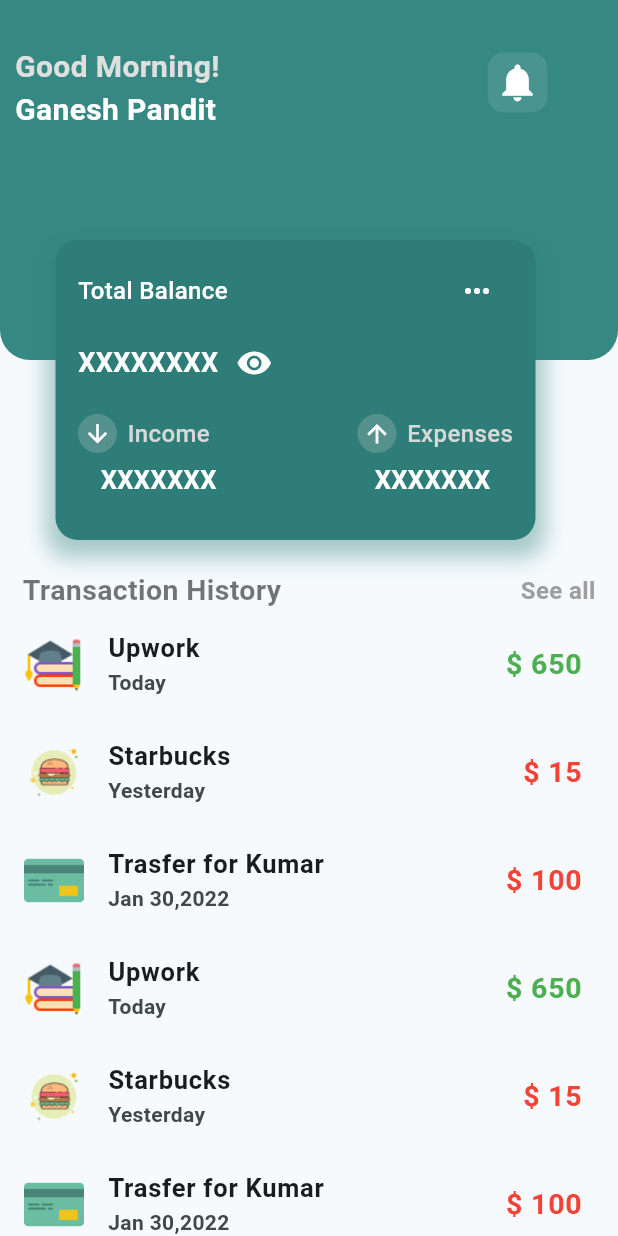
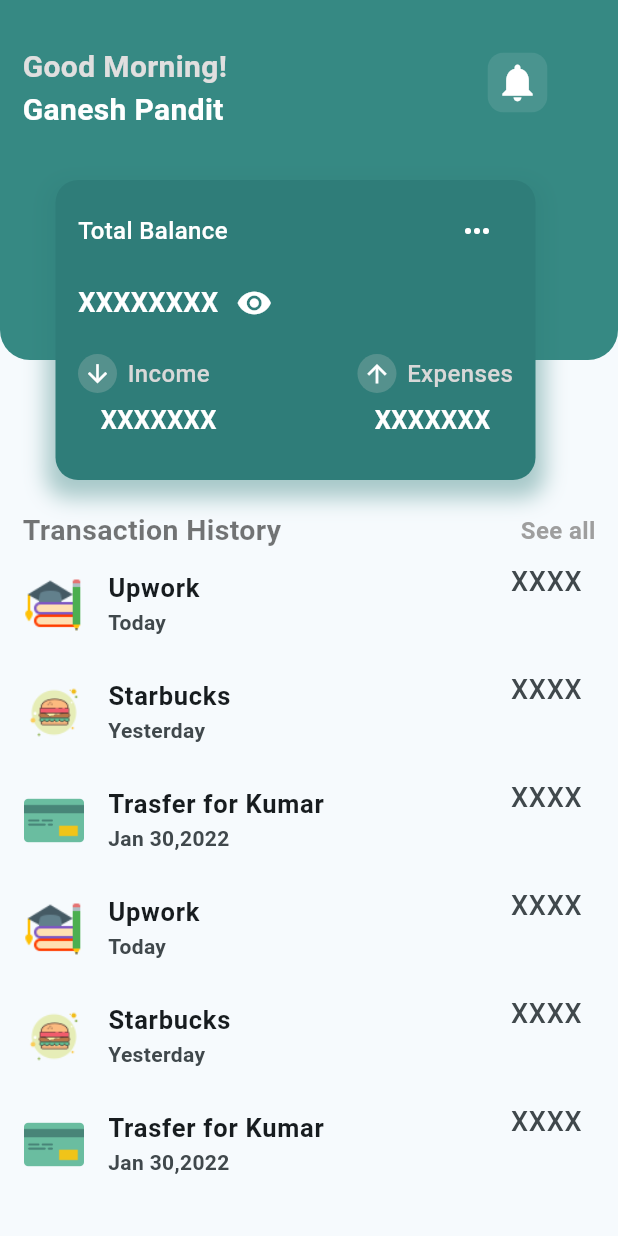
Before and after one commit to gan3sh09/FlutterLocalAuthentication, a Flutter app: the screen it shows after launch, on a phone screen of 412 x 824 dp. Run offline on Flutter 3.47's test engine with Material 3 defaults, Android fonts, the phone set to English and light mode, and no system bars; our stand-ins replace local_auth.

Commit message:
Ganesh Pandit

```diff
--- a/lib/screens/dashboard_screen.dart
+++ b/lib/screens/dashboard_screen.dart
@@ -23,7 +23,7 @@ class _DashboardScreenState extends State<DashboardScreen> {
         slivers: [
           SliverToBoxAdapter(
             child: SizedBox(
-              height: 380,
+              height: 340,
               child: _head(),
             ),
           ),
@@ -79,13 +79,27 @@ class _DashboardScreenState extends State<DashboardScreen> {
                       fontWeight: FontWeight.w600,
                     ),
                   ),
-                  trailing: Text(
-                    geter()[index].fee!,
-                    style: TextStyle(
-                      fontSize: 19,
-                      fontWeight: FontWeight.w600,
-                      color: geter()[index].buy! ? Colors.red : Colors.green,
-                    ),
+                  trailing: Column(
+                    children: [
+                      if (_isAuthenticated)
+                        Text(
+                          geter()[index].fee!,
+                          style: TextStyle(
+                            fontSize: 19,
+                            fontWeight: FontWeight.w600,
+                            color:
+                                geter()[index].buy! ? Colors.red : Colors.green,
+                          ),
+                        ),
+                      if (!_isAuthenticated)
+                        const Text(
+                          "XXXX",
+                          style: TextStyle(
+                            fontSize: 18,
+                            fontWeight: FontWeight.w500,
+                          ),
+                        ),
+                    ],
                   ),
                 );
               },
@@ -134,7 +148,7 @@ class _DashboardScreenState extends State<DashboardScreen> {
                     ),
                   ),
                   const Padding(
-                    padding: EdgeInsets.only(left: 10, top: 30),
+                    padding: EdgeInsets.only(left: 15, top: 30),
                     child: Column(
                       crossAxisAlignment: CrossAxisAlignment.start,
                       children: [
@@ -163,7 +177,7 @@ class _DashboardScreenState extends State<DashboardScreen> {
           ],
         ),
         Positioned(
-          top: 160,
+          top: 120,
           left: 37,
           child: Container(
             height: 200,
```
